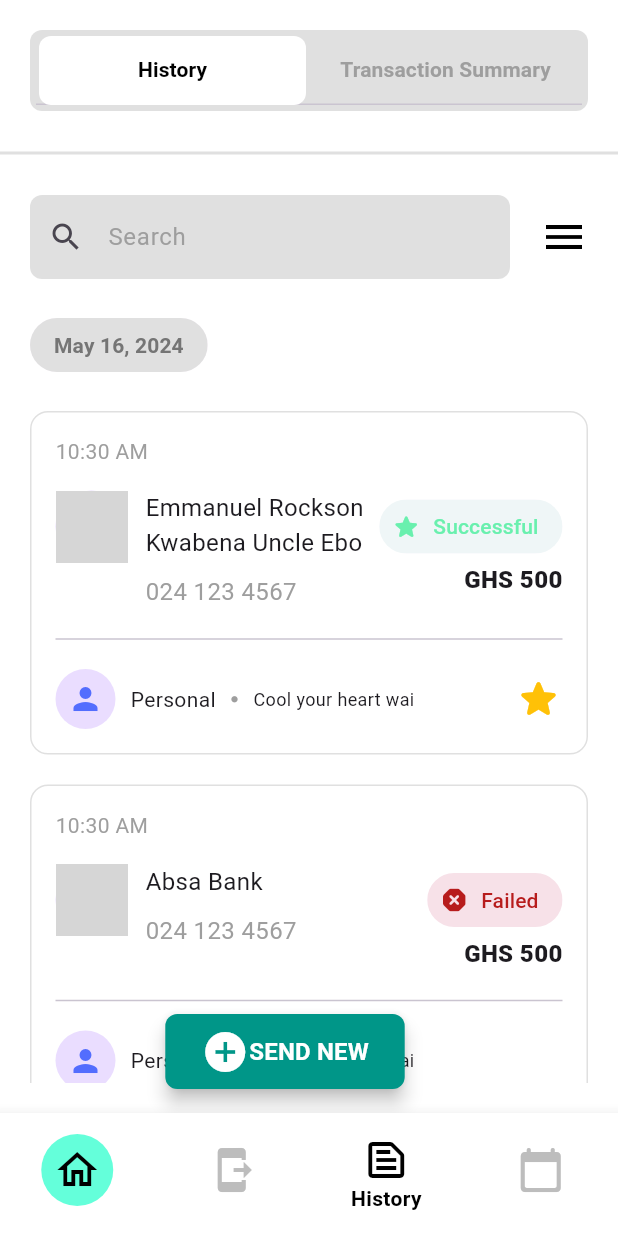
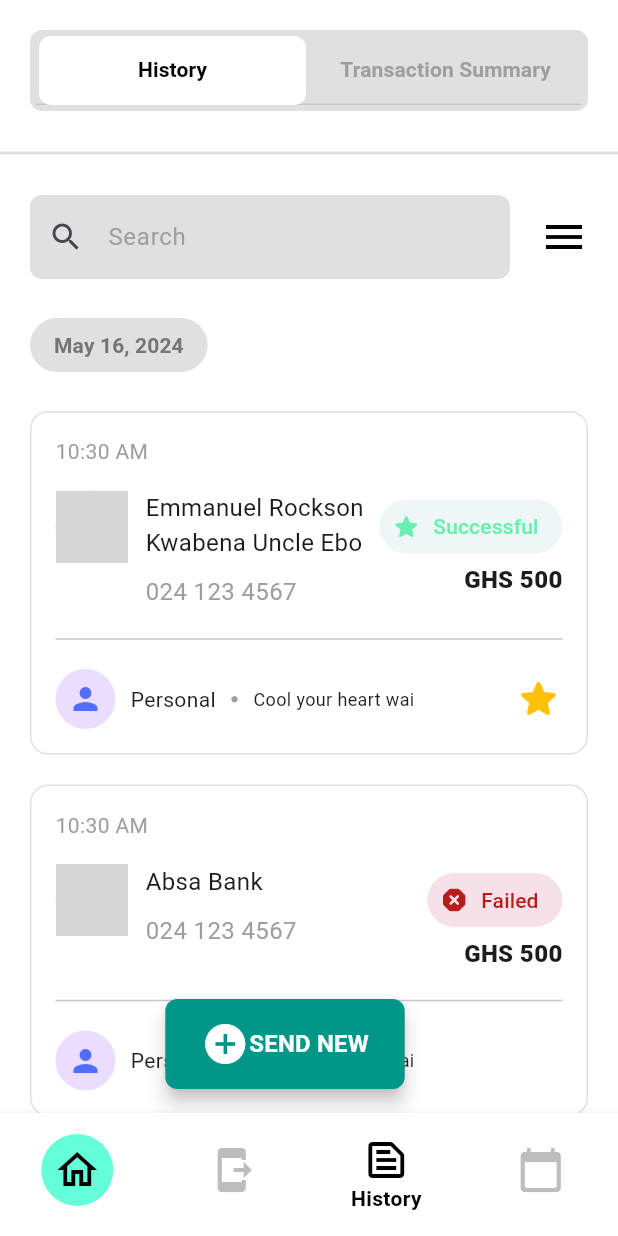
Before and after one commit to Prince-Kd/hubtel_coding_challenge, a Flutter app: the screen it shows after launch, item 3 of the bottom bar chosen, on a phone screen of 412 x 824 dp. Run offline on Flutter 3.47's test engine with Material 3 defaults, Android fonts, the phone set to English and light mode, and no system bars; grey boxes are pictures that could not be loaded.

Commit message:
Modify history tab

```diff
--- a/lib/features/history/views/history_tab.dart
+++ b/lib/features/history/views/history_tab.dart
@@ -54,20 +54,32 @@ class HistoryTab extends StatelessWidget {
     ];
     return ListView.separated(
       itemBuilder: (context, index) {
-          bool showDate(){
-            if(index == 0){
+        bool showDate() {
+          if (index == 0) {
             return true;
-            }else if(DateTime.parse(dummyData[index - 1].createdAt).day == DateTime.parse(dummyData[index].createdAt).day){
+          } else if (DateTime.parse(dummyData[index - 1].createdAt).day ==
+              DateTime.parse(dummyData[index].createdAt).day) {
             return false;
-            }else{
+          } else {
             return true;
           }
         }
-          return HistoryCard(historyData: dummyData[index], showDate: showDate(),);
+
+        return Column(
+          children: [
+            HistoryCard(
+              historyData: dummyData[index],
+              showDate: showDate(),
+            ),
+            if (index+1 == dummyData.length)
+              const SizedBox(
+                height: 80,
+              ),
+          ],
+        );
       },
-        separatorBuilder: (context, index) => const SizedBox(
-              height: 20,
-            ),
-        itemCount: dummyData.length);
+      separatorBuilder: (context, index) => const SizedBox(height: 20),
+      itemCount: dummyData.length,
+    );
   }
 }
--- a/lib/features/history/views/history_view.dart
+++ b/lib/features/history/views/history_view.dart
@@ -48,7 +48,7 @@ class HistoryView extends StatelessWidget {
               Divider(thickness: 2, color: Colors.grey[300],),
               Expanded(
                 child: Padding(
-                  padding: const EdgeInsets.all(20.0),
+                  padding: const EdgeInsets.only(top: 20.0, left: 20, right: 20),
                   child: Column(
                     children: [
                       Row(
@@ -84,7 +84,8 @@ class HistoryView extends StatelessWidget {
                     ],
                   ),
                 ),
-              )
+              ),
+
             ],
           ),
         ),
@@ -92,7 +93,7 @@ class HistoryView extends StatelessWidget {
           mainAxisAlignment: MainAxisAlignment.center,
           children: [
             SizedBox(
-              height: 50,
+              height: 60,
               child: ElevatedButton(
                 style: ElevatedButton.styleFrom(
                   elevation: 5,
--- a/lib/shared/widgets/bottom_tab.dart
+++ b/lib/shared/widgets/bottom_tab.dart
@@ -39,6 +39,7 @@ class _BottomTabState extends State<BottomTab> {
     return Scaffold(
       body: tabs[currentIndex]['screen'],
       bottomNavigationBar: BottomNavigationBar(
+        elevation: 5,
         backgroundColor: Colors.white,
         currentIndex: currentIndex,
         selectedLabelStyle: TextStyle(color: Colors.black, fontWeight: FontWeight.w600, ),
```
Lines whose indentation alone changed are shown as unchanged.
